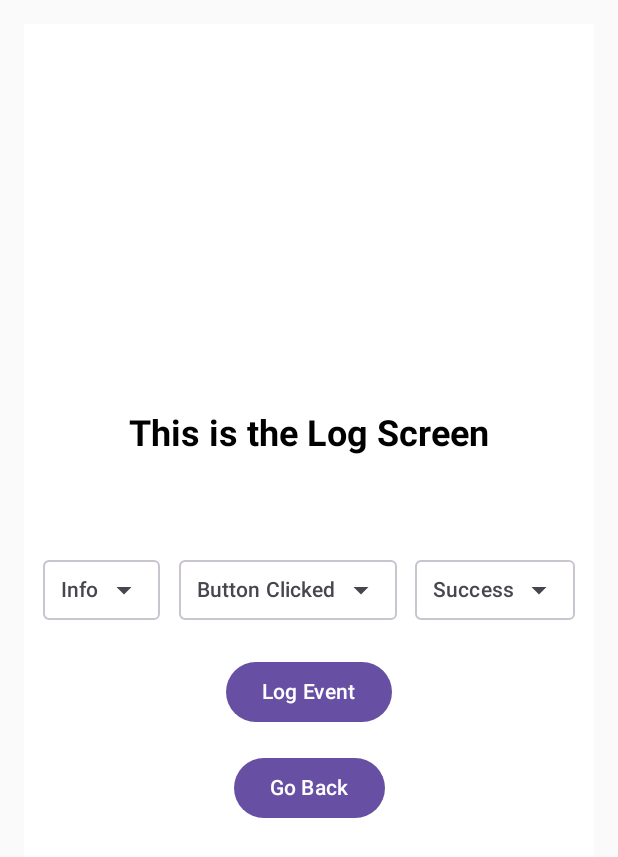
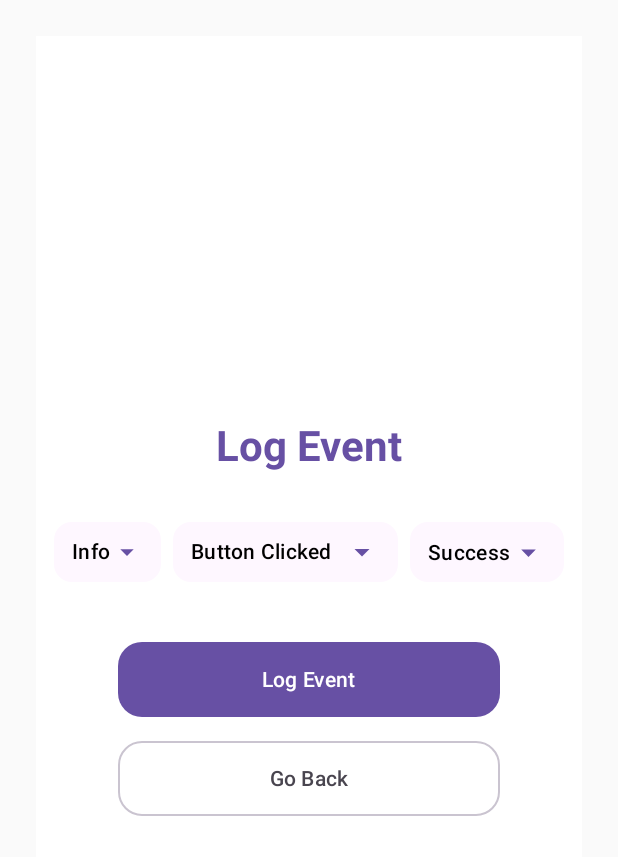
Before and after one commit to Shrey525/SignozDemo, an Android app built with Jetpack Compose: the LogScreen screen opened through its navigation route, on a phone screen of 412 x 824 dp. Shown: the top 857 px of the screen. Run offline under Robolectric (Android 15) with nearby library versions, the phone set to English and light mode, and no system bars; our stand-ins replace Timber; libraries missing offline, so code that uses them is left out: io.opentelemetry.api, io.opentelemetry.context, io.opentelemetry.exporter, io.opentelemetry.sdk; 10 statements that could not run were skipped.

Commit message:
UI updated

```diff
--- a/app/src/main/java/com/example/test5000/screens/HomeScreen.kt
+++ b/app/src/main/java/com/example/test5000/screens/HomeScreen.kt
@@ -1,5 +1,6 @@
 package com.example.test5000.screens
 
+import androidx.compose.foundation.BorderStroke
 import androidx.compose.foundation.layout.Arrangement
 import androidx.compose.foundation.layout.Column
 import androidx.compose.foundation.layout.Spacer
@@ -7,12 +8,16 @@ import androidx.compose.foundation.layout.fillMaxSize
 import androidx.compose.foundation.layout.fillMaxWidth
 import androidx.compose.foundation.layout.height
 import androidx.compose.foundation.layout.padding
+import androidx.compose.foundation.shape.RoundedCornerShape
 import androidx.compose.material3.Button
+import androidx.compose.material3.ButtonDefaults
+import androidx.compose.material3.OutlinedButton
 import androidx.compose.material3.Text
 import androidx.compose.runtime.Composable
 import androidx.compose.runtime.collectAsState
 import androidx.compose.ui.Alignment
 import androidx.compose.ui.Modifier
+import androidx.compose.ui.graphics.Color
 import androidx.compose.ui.res.colorResource
 import androidx.compose.ui.text.font.FontWeight
 import androidx.compose.ui.unit.dp
@@ -23,85 +28,98 @@ import com.example.test5000.viewModel.HomeViewModel
 import timber.log.Timber
 
 @Composable
-fun HomeScreen(navController: NavController,
-               viewModel: HomeViewModel = androidx.lifecycle.viewmodel.compose.viewModel()
+fun HomeScreen(
+    navController: NavController,
+    viewModel: HomeViewModel = androidx.lifecycle.viewmodel.compose.viewModel()
 ) {
     val cat = viewModel.catImage.collectAsState()
 
     Column(
-        modifier = Modifier.fillMaxSize(),
+        modifier = Modifier
+            .fillMaxSize()
+            .padding(24.dp),
         verticalArrangement = Arrangement.Center,
         horizontalAlignment = Alignment.CenterHorizontally
     ) {
+        // Title
         Text(
             text = "Signoz Demo App",
-            modifier = Modifier.padding(bottom = 16.dp),
-            fontSize = 40.sp,
+            modifier = Modifier.padding(bottom = 32.dp),
+            fontSize = 32.sp,
             fontWeight = FontWeight.Bold,
-            color = colorResource(id = R.color.black)
+            color = Color(0xFF5E35B1) // purple tone
         )
-        Spacer(modifier = Modifier.height(50.dp))
+
         // ---- Button #1: Start Trace ----
         Button(
             onClick = {
-                // Log info through TelemetryLogger wrapper
                 Timber.tag("ButtonClicked").i("Start button clicked")
-
             },
             modifier = Modifier
-                .padding(8.dp)
-                .fillMaxWidth(0.6f)
+                .fillMaxWidth(0.7f)
+                .height(56.dp)
+                .padding(vertical = 6.dp),
+            shape = RoundedCornerShape(12.dp),
+            colors = ButtonDefaults.buttonColors(containerColor = Color(0xFF5E35B1))
         ) {
-            Text("Start Trace")
+            Text("Start Trace", fontSize = 16.sp, color = Color.White)
         }
 
         // ---- Button #2: Simulate Error ----
         Button(
             onClick = {
                 try {
-                    // Simulated crash for testing error tracking
                     throw RuntimeException("Simulated crash for testing SDK")
                 } catch (e: Exception) {
-                    // Send error log to SigNoz via OpenTelemetry
                     Timber.tag("ButtonClicked").e(e)
                 }
             },
             modifier = Modifier
-                .padding(8.dp)
-                .fillMaxWidth(0.6f)
+                .fillMaxWidth(0.7f)
+                .height(56.dp)
+                .padding(vertical = 6.dp),
+            shape = RoundedCornerShape(12.dp),
+            colors = ButtonDefaults.buttonColors(containerColor = Color(0xFFD32F2F)) // red
         ) {
-            Text("Log Error")
+            Text("Log Error", fontSize = 16.sp, color = Color.White)
         }
 
-        // ---- Button #3: Fetch Cat Image from API Call ----
+        // ---- Button #3: Fetch Cat Image ----
         Button(
             onClick = {
                 viewModel.fetchCat()
                 Timber.tag("ButtonClicked").i("Fetch Cat from API button clicked")
             },
             modifier = Modifier
-                .padding(8.dp)
-                .fillMaxWidth(0.6f)
+                .fillMaxWidth(0.7f)
+                .height(56.dp)
+                .padding(vertical = 6.dp),
+            shape = RoundedCornerShape(12.dp),
+            colors = ButtonDefaults.buttonColors(containerColor = Color(0xFF388E3C)) // green
         ) {
-            Text("Fetch Cat from API")
+            Text("Fetch Cat from API", fontSize = 16.sp, color = Color.White)
         }
 
+        // Cat info display
         cat.value?.let {
-            Text("Cat ID: ${it.id}")
-            Text("URL: ${it.url}")
+            Spacer(modifier = Modifier.height(16.dp))
+            Text("Cat ID: ${it.id}", fontWeight = FontWeight.Medium)
+            Text("URL: ${it.url}", fontWeight = FontWeight.Medium)
         }
 
         // ---- Button #4: Go To Log Screen ----
-        Button(
+        OutlinedButton(
             onClick = {
                 navController.navigate("logScreen")
                 Timber.tag("ButtonClicked").i("Open Log Screen button clicked")
             },
-            modifier =  Modifier
-                .padding(8.dp)
-                .fillMaxWidth(0.6f)
+            modifier = Modifier
+                .fillMaxWidth(0.7f)
+                .padding(top = 24.dp),
+            shape = RoundedCornerShape(12.dp),
+            border = BorderStroke(1.dp, Color(0xFF5E35B1))
         ) {
-            Text("Open Log Screen")
+            Text("Open Log Screen", fontSize = 16.sp, color = Color(0xFF5E35B1))
         }
     }
 }
--- a/app/src/main/java/com/example/test5000/screens/LogScreen.kt
+++ b/app/src/main/java/com/example/test5000/screens/LogScreen.kt
@@ -1,16 +1,21 @@
 package com.example.test5000.screens
 
 import androidx.compose.foundation.background
+import androidx.compose.foundation.clickable
 import androidx.compose.foundation.layout.Arrangement
 import androidx.compose.foundation.layout.Box
 import androidx.compose.foundation.layout.Column
+import androidx.compose.foundation.layout.IntrinsicSize
 import androidx.compose.foundation.layout.PaddingValues
 import androidx.compose.foundation.layout.Row
 import androidx.compose.foundation.layout.Spacer
+import androidx.compose.foundation.layout.fillMaxHeight
 import androidx.compose.foundation.layout.fillMaxSize
 import androidx.compose.foundation.layout.fillMaxWidth
 import androidx.compose.foundation.layout.height
 import androidx.compose.foundation.layout.padding
+import androidx.compose.foundation.layout.width
+import androidx.compose.foundation.shape.RoundedCornerShape
 import androidx.compose.material.icons.Icons
 import androidx.compose.material.icons.filled.ArrowDropDown
 import androidx.compose.material3.Button
@@ -33,13 +38,14 @@ import androidx.navigation.NavController
 import com.example.demo1.R
 import androidx.compose.runtime.getValue
 import androidx.compose.runtime.setValue
+import androidx.compose.ui.draw.clip
 import androidx.compose.ui.tooling.preview.Preview
 import androidx.navigation.compose.rememberNavController
+import io.opentelemetry.sdk.resources.Resource
 import timber.log.Timber
 
 @Composable
 fun LogScreen(navController: NavController) {
-
     val logLevels = listOf("Info", "Debug", "Error")
     val eventTypes = listOf("Button Clicked", "API Called", "Screen Loaded", "User Action")
     val messages = listOf("Success", "Failed", "Started")
@@ -48,67 +54,77 @@ fun LogScreen(navController: NavController) {
     var selectedEvent by remember { mutableStateOf(eventTypes[0]) }
     var selectedMessage by remember { mutableStateOf(messages[0]) }
 
-
     Column(
         modifier = Modifier
             .fillMaxSize()
-            .padding(16.dp)
-            .background(colorResource(id = R.color.white)),
-        verticalArrangement = Arrangement.Center,
+            .padding(24.dp)
+            .background(colorResource(id = R.color.white)),        verticalArrangement = Arrangement.Center,
         horizontalAlignment = Alignment.CenterHorizontally
     ) {
         Text(
-            text = "This is the Log Screen",
-            modifier = Modifier.padding(bottom = 16.dp),
-            fontSize = 24.sp,
-            fontWeight = FontWeight.Bold,
-            color = colorResource(id = R.color.black)
+            "Log Event",
+            style = MaterialTheme.typography.headlineMedium.copy(fontWeight = FontWeight.Bold),
+            color = MaterialTheme.colorScheme.primary,
+            modifier = Modifier.padding(bottom = 32.dp)
         )
 
-
-        Spacer(modifier = Modifier.height(50.dp))
-
-        // Row with 3 dropdowns
         Row(
-            modifier = Modifier.fillMaxWidth(),
+            modifier = Modifier
+                .height(IntrinsicSize.Min)
+                .fillMaxWidth()
+                .padding(horizontal = 8.dp),
             horizontalArrangement = Arrangement.SpaceEvenly
         ) {
             DropdownMenuBox(
                 options = logLevels,
                 selected = selectedLogLevel,
-                onSelected = { selectedLogLevel = it }
+                onSelectedChange = { selectedLogLevel = it },
+                modifier = Modifier.weight(0.5f)
+                    .padding(horizontal = 4.dp)
+                    .fillMaxHeight()
             )
-
             DropdownMenuBox(
                 options = eventTypes,
                 selected = selectedEvent,
-                onSelected = { selectedEvent = it }
+                onSelectedChange = { selectedEvent = it },
+                modifier = Modifier.weight(1f)
+                    .padding(horizontal = 4.dp)
+                    .fillMaxHeight()
             )
 
             DropdownMenuBox(
                 options = messages,
                 selected = selectedMessage,
-                onSelected = { selectedMessage = it }
+                onSelectedChange = { selectedMessage = it },
+                modifier = Modifier.weight(0.7f)
+                    .padding(horizontal = 4.dp)
+                    .fillMaxHeight()
             )
         }
 
-        Spacer(modifier = Modifier.height(20.dp))
+        Spacer(modifier = Modifier.height(40.dp))
 
-        // Button row
-        Button(onClick = {
-            val logText = "$selectedEvent - $selectedMessage"
-            when (selectedLogLevel) {
-                "Info" -> Timber.i(logText)
-                "Debug" -> Timber.d(logText)
-                "Error" -> Timber.e(logText)
-            }
-        }) {
+        Button(
+            onClick = {
+                Timber.tag("LogScreen").i("[$selectedLogLevel] $selectedEvent - $selectedMessage")
+            },
+            shape = RoundedCornerShape(16.dp),
+            modifier = Modifier
+                .fillMaxWidth(0.7f)
+                .height(50.dp)
+        ) {
             Text("Log Event")
         }
 
         Spacer(modifier = Modifier.height(16.dp))
 
-        Button(onClick = { navController.popBackStack() }) {
+        OutlinedButton(
+            onClick = { navController.popBackStack() },
+            shape = RoundedCornerShape(16.dp),
+            modifier = Modifier
+                .fillMaxWidth(0.7f)
+                .height(50.dp)
+        ) {
             Text("Go Back")
         }
     }
@@ -118,37 +134,41 @@ fun LogScreen(navController: NavController) {
 fun DropdownMenuBox(
     options: List<String>,
     selected: String,
-    onSelected: (String) -> Unit
+    onSelectedChange: (String) -> Unit,
+    modifier: Modifier = Modifier
 ) {
     var expanded by remember { mutableStateOf(false) }
 
-    Box {
-        OutlinedButton(
-            onClick = { expanded = true },
-            shape = MaterialTheme.shapes.extraSmall, // 👈 makes it more square
-            contentPadding = PaddingValues(horizontal = 12.dp, vertical = 8.dp)
+    Box(
+        modifier = modifier
+            .clip(RoundedCornerShape(12.dp))
+            .background(MaterialTheme.colorScheme.surface)
+            .clickable { expanded = true }
+            .padding(horizontal = 12.dp, vertical = 8.dp),
+        contentAlignment = Alignment.CenterStart
     ) {
         Row(
+            modifier = Modifier.fillMaxWidth(),
+            horizontalArrangement = Arrangement.SpaceBetween,
             verticalAlignment = Alignment.CenterVertically
         ) {
-                Text(selected)
+            Text(
+                text = selected,
+                style = MaterialTheme.typography.bodyMedium.copy(fontWeight = FontWeight.Medium)
+            )
             Icon(
                 imageVector = Icons.Default.ArrowDropDown,
-                    contentDescription = "Dropdown arrow",
-                    modifier = Modifier.padding(start = 4.dp)
+                contentDescription = "Dropdown",
+                tint = MaterialTheme.colorScheme.primary
             )
         }
-        }
 
-        DropdownMenu(
-            expanded = expanded,
-            onDismissRequest = { expanded = false }
-        ) {
+        DropdownMenu(expanded = expanded, onDismissRequest = { expanded = false }) {
             options.forEach { option ->
                 DropdownMenuItem(
                     text = { Text(option) },
                     onClick = {
-                        onSelected(option)
+                        onSelectedChange(option)
                         expanded = false
                     }
                 )
@@ -157,6 +177,7 @@ fun DropdownMenuBox(
     }
 }
 
+
 @Preview
 @Composable
 private fun LogScreenPreview(){
```
Lines whose indentation alone changed are shown as unchanged.
